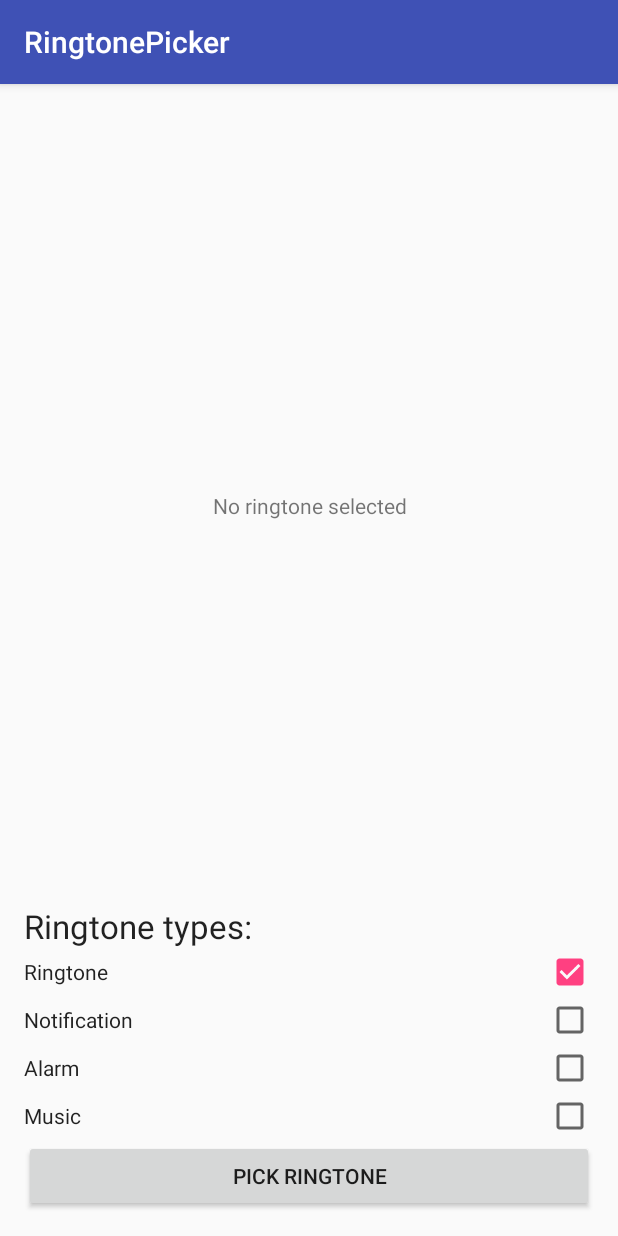
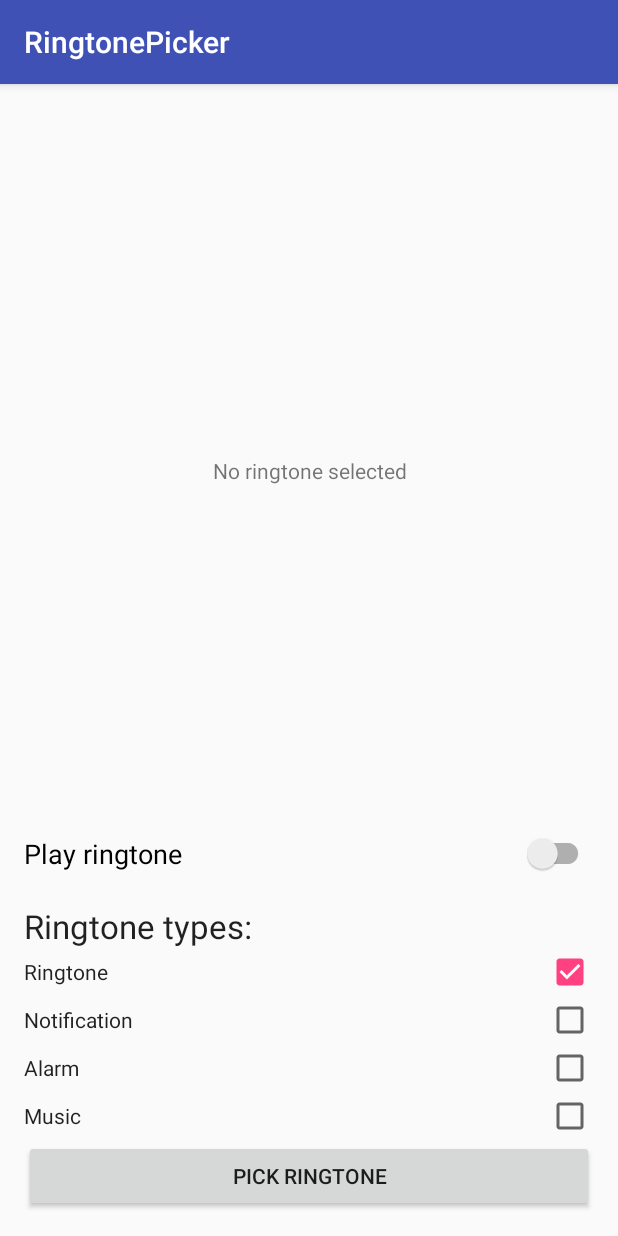
Before and after one commit to kevalpatel2106/android-ringtone-picker, an Android app: the screen it shows after launch (MainActivity), on a phone screen of 412 x 824 dp. Run offline under Robolectric (Android 15) with nearby library versions, the phone set to English and light mode, and no system bars.

Commit message:
Adding switch to play sound while selecting the ringtone in sample app

```diff
--- a/ringtonepicker/src/main/java/com/kevalpatel/ringtonepicker/RingtonePickerDialog.java
+++ b/ringtonepicker/src/main/java/com/kevalpatel/ringtonepicker/RingtonePickerDialog.java
@@ -104,7 +104,7 @@ public final class RingtonePickerDialog extends DialogFragment {
                     RingtoneUtils.getRingTone(getActivity(), mRingTones);
                     break;
                 case Builder.TYPE_ALARM:
-                    RingtoneUtils.getRingTone(getActivity(), mRingTones);
+                    RingtoneUtils.getAlarmTones(getActivity(), mRingTones);
                     break;
                 case Builder.TYPE_MUSIC:
                     //Check for the write permission
@@ -118,7 +118,7 @@ public final class RingtonePickerDialog extends DialogFragment {
                     RingtoneUtils.getMusic(getActivity(), mRingTones);
                     break;
                 case Builder.TYPE_NOTIFICATION:
-                    RingtoneUtils.getRingTone(getActivity(), mRingTones);
+                    RingtoneUtils.getNotificationTones(getActivity(), mRingTones);
                     break;
             }
         }
--- a/ringtonepicker/src/main/java/com/kevalpatel/ringtonepicker/RingtoneUtils.java
+++ b/ringtonepicker/src/main/java/com/kevalpatel/ringtonepicker/RingtoneUtils.java
@@ -65,8 +65,8 @@ public final class RingtoneUtils {
      * uri of the sound as value in given hashmap.
      *
      * @param context       instance of the caller
-     * @param type          type of the ringtone from {@link RingtonePickerBuilder#TYPE_NOTIFICATION},
-     *                      {@link RingtonePickerBuilder#TYPE_RINGTONE} or {@link RingtonePickerBuilder#TYPE_ALARM}
+     * @param type          type of the ringtone from {@link RingtonePickerDialog.Builder#TYPE_NOTIFICATION},
+     *                      {@link RingtonePickerDialog.Builder#TYPE_RINGTONE} or {@link RingtonePickerDialog.Builder#TYPE_ALARM}
      * @param ringTonesList Hash map in which alarm tone will be added.
      */
     private static void getTone(Context context,
--- a/sample/src/main/java/ringotonepicker/sample/com/ringtonepicker/MainActivity.java
+++ b/sample/src/main/java/ringotonepicker/sample/com/ringtonepicker/MainActivity.java
@@ -6,6 +6,7 @@ import android.net.Uri;
 import android.os.Bundle;
 import android.support.v4.app.ActivityCompat;
 import android.support.v7.app.AppCompatActivity;
+import android.support.v7.widget.SwitchCompat;
 import android.view.View;
 import android.widget.CheckedTextView;
 import android.widget.TextView;
@@ -44,6 +45,7 @@ public class MainActivity extends AppCompatActivity {
         final CheckedTextView alarmCb = (CheckedTextView) findViewById(R.id.cb_alarm);
         alarmCb.setOnClickListener(mCheckBoxClickListener);
 
+        final SwitchCompat playRingtoneSwitch = (SwitchCompat) findViewById(R.id.switch_play_ringtone);
         final TextView ringtoneTv = (TextView) findViewById(R.id.tv_ringtone_info);
 
         findViewById(R.id.btn_pick_ringtone).setOnClickListener(new View.OnClickListener() {
@@ -81,7 +83,7 @@ public class MainActivity extends AppCompatActivity {
                     ringtonePickerBuilder.setCancelButtonText("CANCEL");
 
                     //Set flag true if you want to play the sample of the clicked tone.
-                    ringtonePickerBuilder.setPlaySampleWhileSelection(true);
+                    ringtonePickerBuilder.setPlaySampleWhileSelection(playRingtoneSwitch.isChecked());
 
                     //Set the callback listener.
                     ringtonePickerBuilder.setListener(new RingtonePickerListener() {
--- a/sample/src/main/res/layout/activity_main.xml
+++ b/sample/src/main/res/layout/activity_main.xml
@@ -45,9 +45,9 @@
         android:id="@+id/cb_ringtone"
         android:layout_width="match_parent"
         android:layout_height="wrap_content"
-        android:checked="true"
         android:layout_above="@id/cb_notification"
         android:checkMark="?android:attr/listChoiceIndicatorMultiple"
+        android:checked="true"
         android:gravity="center"
         android:text="Ringtone"/>
 
@@ -59,12 +59,21 @@
         android:layout_above="@id/cb_ringtone"
         android:text="Ringtone types: "/>
 
-    <TextView
+    <android.support.v7.widget.SwitchCompat
+        android:id="@+id/switch_play_ringtone"
         android:layout_width="match_parent"
         android:layout_height="wrap_content"
+        android:textAppearance="@style/Base.TextAppearance.AppCompat.Medium"
+        android:layout_marginBottom="20dp"
         android:layout_above="@id/tv_hearing_1"
+        android:text="Play ringtone"/>
+
+    <TextView
+        android:id="@+id/tv_ringtone_info"
+        android:layout_width="match_parent"
+        android:layout_height="wrap_content"
+        android:layout_above="@id/switch_play_ringtone"
         android:layout_alignParentTop="true"
-        android:id="@+id/tv_ringtone_info"
         android:gravity="center"
         android:text="No ringtone selected"/>
 
```
